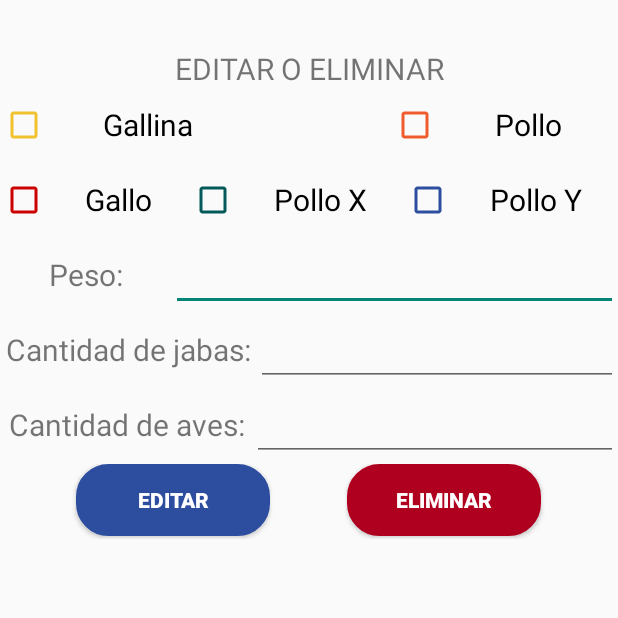
After one commit to CADOTEC/myk, an Android app: the detallepesadalista screen opened directly, with no data from a screen before it, on a phone screen of 412 x 824 dp, the top half of it. The commit adds this screen. Run offline under Robolectric (Android 15) with nearby library versions, the phone set to English and light mode, and no system bars; libraries missing offline, so code that uses them is left out: com.mysql.jdbc; 3 statements that could not run were skipped.

Commit message:
05/01/2022

```diff
--- a/app/src/main/AndroidManifest.xml
+++ b/app/src/main/AndroidManifest.xml
@@ -12,6 +12,9 @@
         android:supportsRtl="true"
         android:theme="@style/Theme.AppCompat.DayNight.NoActionBar">
         <activity
+            android:name=".detallepesadalista"
+            android:exported="false" />
+        <activity
             android:name=".agregarpedidoultimo"
             android:exported="false" />
         <activity
@@ -19,7 +22,8 @@
             android:exported="false" />
         <activity
             android:name=".ingresarpedidopro"
-            android:exported="false" />
+            android:exported="false"
+            android:windowSoftInputMode="adjustNothing" />
         <activity
             android:name=".mostrarproveedores"
             android:exported="false" />
--- /dev/null
+++ b/app/src/main/java/com/example/myk/detallepesadalista.java
@@ -0,0 +1,223 @@
+package com.example.myk;
+
+import androidx.appcompat.app.AppCompatActivity;
+
+import android.database.SQLException;
+import android.graphics.Color;
+import android.os.Bundle;
+import android.os.StrictMode;
+import android.util.Log;
+import android.view.View;
+import android.widget.Button;
+import android.widget.CheckBox;
+import android.widget.EditText;
+
+import com.mysql.jdbc.Connection;
+
+import java.sql.DriverManager;
+import java.sql.ResultSet;
+import java.sql.Statement;
+
+public class detallepesadalista extends AppCompatActivity {
+    String gURL = "jdbc:mysql://";
+    String gIP = "34.68.109.84";
+    String gPORT = "3306";
+    String gDATABASE = "myk";
+    String gUSR = "root";
+    String gPSW = "6jlkhQAUDD7v6MlJomFm";
+    private EditText peso;
+    private EditText naves;
+    private EditText njabas;
+    private Button eliminar;
+    private CheckBox gallina;
+    private CheckBox pollo;
+    private CheckBox gallo;
+    private CheckBox pollox;
+    private CheckBox polloy;
+    private Button actualizar;
+    @Override
+    protected void onCreate(Bundle savedInstanceState) {
+        super.onCreate(savedInstanceState);
+        setContentView(R.layout.activity_detallepesadalista);
+        String idd=getIntent().getExtras().getString("DATO");
+        peso=(EditText) findViewById(R.id.pesoetdepeli);
+        njabas=(EditText) findViewById(R.id.njabasetdepeli);
+        naves=(EditText) findViewById(R.id.navesetdepeli);
+
+        gallina=(CheckBox) findViewById(R.id.chgallinadepeli);
+        pollo=(CheckBox) findViewById(R.id.chpollodepeli);
+        pollox=(CheckBox) findViewById(R.id.chpolloxdepeli);
+        polloy=(CheckBox) findViewById(R.id.chpolloyydepeli);
+        gallo=(CheckBox) findViewById(R.id.chgallodepeli);
+        eliminar=(Button) findViewById(R.id.eliminarbtndepeli); actualizar=(Button) findViewById(R.id.actualizarbtndepeli);
+        llenarlistview(idd);
+
+        gallina.setOnClickListener(new View.OnClickListener() {
+            @Override
+            public void onClick(View v) {
+                pollo.setChecked(false);
+                pollox.setChecked(false);
+                polloy.setChecked(false);
+                gallo.setChecked(false);
+
+                peso.setLinkTextColor(Color.parseColor("#F2C12E"));
+                peso.setHighlightColor(Color.parseColor("#F2C12E"));
+                peso.setTextColor(Color.parseColor("#F2C12E"));
+                njabas.setTextColor(Color.parseColor("#F2C12E"));
+                naves.setTextColor(Color.parseColor("#F2C12E"));
+                if(pollo.isChecked()==false && pollox.isChecked()==false && polloy.isChecked()==false && gallo.isChecked()==false && gallina.isChecked()==false){
+                    peso.setTextColor(Color.parseColor("#5BE7F7"));
+                    njabas.setTextColor(Color.parseColor("#5BE7F7"));
+                    naves.setTextColor(Color.parseColor("#5BE7F7"));
+                }
+            }
+        });
+        gallo.setOnClickListener(new View.OnClickListener() {
+            @Override
+            public void onClick(View v) {
+                gallina.setChecked(false);
+                pollo.setChecked(false);
+                polloy.setChecked(false);
+                pollox.setChecked(false);
+
+                peso.setLinkTextColor(Color.parseColor("#FF0000"));
+                peso.setHighlightColor(Color.parseColor("#FF0000"));
+                peso.setTextColor(Color.parseColor("#FF0000"));
+                njabas.setTextColor(Color.parseColor("#FF0000"));
+                naves.setTextColor(Color.parseColor("#FF0000"));
+                if(pollo.isChecked()==false && pollox.isChecked()==false && polloy.isChecked()==false && gallo.isChecked()==false && gallina.isChecked()==false){
+                    peso.setTextColor(Color.parseColor("#5BE7F7"));
+                    njabas.setTextColor(Color.parseColor("#5BE7F7"));
+                    naves.setTextColor(Color.parseColor("#5BE7F7"));
+                }
+            }
+        });
+
+        pollo.setOnClickListener(new View.OnClickListener() {
+            @Override
+            public void onClick(View v) {
+                gallina.setChecked(false);
+                pollox.setChecked(false);
+                polloy.setChecked(false);
+                gallo.setChecked(false);
+
+                peso.setLinkTextColor(Color.parseColor("#EF5B2D"));
+                peso.setHighlightColor(Color.parseColor("#EF5B2D"));
+                peso.setTextColor(Color.parseColor("#EF5B2D"));
+                njabas.setTextColor(Color.parseColor("#EF5B2D"));
+                naves.setTextColor(Color.parseColor("#EF5B2D"));
+                if(pollo.isChecked()==false && pollox.isChecked()==false && polloy.isChecked()==false && gallo.isChecked()==false && gallina.isChecked()==false){
+                    peso.setTextColor(Color.parseColor("#5BE7F7"));
+                    njabas.setTextColor(Color.parseColor("#5BE7F7"));
+                    naves.setTextColor(Color.parseColor("#5BE7F7"));
+                }
+            }
+        });
+        pollox.setOnClickListener(new View.OnClickListener() {
+            @Override
+            public void onClick(View v) {
+                gallina.setChecked(false);
+                pollo.setChecked(false);
+                polloy.setChecked(false);
+                gallo.setChecked(false);
+
+                peso.setLinkTextColor(Color.parseColor("#025959"));
+                peso.setHighlightColor(Color.parseColor("#025959"));
+                peso.setTextColor(Color.parseColor("#025959"));
+                njabas.setTextColor(Color.parseColor("#025959"));
+                naves.setTextColor(Color.parseColor("#025959"));
+                if(pollo.isChecked()==false && pollox.isChecked()==false && polloy.isChecked()==false && gallo.isChecked()==false && gallina.isChecked()==false){
+                    peso.setTextColor(Color.parseColor("#5BE7F7"));
+                    njabas.setTextColor(Color.parseColor("#5BE7F7"));
+                    naves.setTextColor(Color.parseColor("#5BE7F7"));
+                }
+            }
+        });
+        polloy.setOnClickListener(new View.OnClickListener() {
+            @Override
+            public void onClick(View v) {
+                gallina.setChecked(false);
+                pollo.setChecked(false);
+                pollox.setChecked(false);
+                gallo.setChecked(false);
+
+                peso.setLinkTextColor(Color.parseColor("#2d4d9f"));
+                peso.setHighlightColor(Color.parseColor("#2d4d9f"));
+                peso.setTextColor(Color.parseColor("#2d4d9f"));
+                njabas.setTextColor(Color.parseColor("#2d4d9f"));
+                naves.setTextColor(Color.parseColor("#2d4d9f"));
+                if(pollo.isChecked()==false && pollox.isChecked()==false && polloy.isChecked()==false && gallo.isChecked()==false && gallina.isChecked()==false){
+                    peso.setTextColor(Color.parseColor("#5BE7F7"));
+                    njabas.setTextColor(Color.parseColor("#5BE7F7"));
+                    naves.setTextColor(Color.parseColor("#5BE7F7"));
+                }
+            }
+        });
+
+    }
+
+    //llenar datos
+    private void llenarlistview(String id){
+
+        try {
+            Connection ConnexionMySQL = CONN();
+            Statement st = ConnexionMySQL.createStatement();
+
+            ResultSet rs = st.executeQuery("Select * from detallepesada where id=+"+id);
+
+
+            while (rs.next()) {
+
+
+                      // rs.getString(3);
+                if(rs.getString(3).equals("GALLINA")){
+                    gallina.setChecked(true);
+                }
+                if(rs.getString(3).equals("POLLO")){
+                    pollo.setChecked(true);
+                }
+                if(rs.getString(3).equals("POLLO X")){
+                    pollox.setChecked(true);
+                }
+                if(rs.getString(3).equals("POLLO Y")){
+                    polloy.setChecked(true);
+                }
+                if(rs.getString(3).equals("GALLO")){
+                    gallo.setChecked(true);
+                }
+                peso.setText(""+rs.getString(4));
+                njabas.setText(""+rs.getString(5));
+                naves.setText(""+rs.getString(6));
+            }
+            rs.close();
+            ConnexionMySQL.close();
+
+        } catch (Exception e) {
+            e.printStackTrace();
+
+        }
+
+    }
+
+//obtener conexion
+    public Connection CONN()
+    {
+        final String class_jdbc = "com.mysql.jdbc.Driver";
+
+        StrictMode.ThreadPolicy policy = new StrictMode.ThreadPolicy.Builder()
+                .permitAll().build();
+        StrictMode.setThreadPolicy(policy);
+        Connection conn = null;
+        try {
+            Class.forName(class_jdbc);
+            conn = (Connection) DriverManager.getConnection(gURL + gIP + ":" + gPORT + "/" + gDATABASE, gUSR, gPSW);
+        } catch (SQLException se) {
+            Log.e("ERROR1", se.getMessage());
+        } catch (ClassNotFoundException e) {
+            Log.e("ERROR2", e.getMessage());
+        } catch (Exception e) {
+            Log.e("ERROR3", e.getMessage());
+        }
+        return conn;
+    }
+}
--- a/app/src/main/java/com/example/myk/ui/gallery/GalleryFragment.java
+++ b/app/src/main/java/com/example/myk/ui/gallery/GalleryFragment.java
@@ -28,7 +28,6 @@ public class GalleryFragment extends Fragment {
         ubicacionf.myVariable2="CLIENTES";
         binding = FragmentGalleryBinding.inflate(inflater, container, false);
         View root = binding.getRoot();
-
         final TextView textView = binding.textGallery;
         galleryViewModel.getText().observe(getViewLifecycleOwner(), new Observer<String>() {
             @Override
--- /dev/null
+++ b/app/src/main/res/layout/activity_detallepesadalista.xml
@@ -0,0 +1,229 @@
+<?xml version="1.0" encoding="utf-8"?>
+<androidx.constraintlayout.widget.ConstraintLayout xmlns:android="http://schemas.android.com/apk/res/android"
+    xmlns:app="http://schemas.android.com/apk/res-auto"
+    xmlns:tools="http://schemas.android.com/tools"
+    android:layout_width="match_parent"
+    android:layout_height="match_parent"
+    tools:context=".detallepesadalista">
+
+    <LinearLayout
+        android:layout_width="match_parent"
+        android:layout_height="match_parent"
+        android:layout_marginTop="32dp"
+        android:orientation="vertical"
+        app:layout_constraintBottom_toBottomOf="parent"
+        app:layout_constraintEnd_toEndOf="parent"
+        app:layout_constraintStart_toStartOf="parent"
+        app:layout_constraintTop_toTopOf="parent">
+
+        <TextView
+            android:id="@+id/textView20"
+            android:layout_width="match_parent"
+            android:layout_height="wrap_content"
+            android:gravity="center_horizontal"
+            android:text="EDITAR O ELIMINAR"
+            android:textSize="20sp" />
+
+        <LinearLayout
+            android:layout_width="match_parent"
+            android:layout_height="50dp"
+            android:orientation="horizontal">
+
+            <CheckBox
+                android:id="@+id/chgallinadepeli"
+                android:layout_width="wrap_content"
+                android:layout_height="wrap_content"
+                android:layout_weight="1"
+                android:buttonTint="@color/teal_200"
+                android:gravity="center"
+                android:minHeight="48dp"
+                android:text="Gallina"
+                android:textSize="20sp" />
+
+            <LinearLayout
+                android:layout_width="20dp"
+                android:layout_height="match_parent"
+                android:layout_weight="1"
+                android:orientation="horizontal"></LinearLayout>
+
+            <CheckBox
+                android:id="@+id/chpollodepeli"
+                android:layout_width="wrap_content"
+                android:layout_height="wrap_content"
+                android:layout_weight="1"
+                android:buttonTint="@color/teal_700"
+                android:gravity="center"
+                android:minHeight="48dp"
+                android:text="Pollo"
+                android:textSize="20sp" />
+
+        </LinearLayout>
+
+        <LinearLayout
+            android:layout_width="match_parent"
+            android:layout_height="50dp"
+            android:orientation="horizontal">
+
+            <CheckBox
+                android:id="@+id/chgallodepeli"
+                android:layout_width="wrap_content"
+                android:layout_height="wrap_content"
+                android:layout_weight="1"
+                android:buttonTint="@android:color/holo_red_dark"
+                android:gravity="center"
+                android:minHeight="48dp"
+                android:text="Gallo"
+                android:textColorHighlight="@android:color/holo_red_dark"
+                android:textSize="20sp" />
+
+            <CheckBox
+                android:id="@+id/chpolloxdepeli"
+                android:layout_width="wrap_content"
+                android:layout_height="wrap_content"
+                android:layout_weight="1"
+                android:buttonTint="@color/purple_200"
+                android:gravity="center"
+                android:minHeight="48dp"
+                android:text="Pollo X"
+                android:textSize="20sp" />
+
+            <CheckBox
+                android:id="@+id/chpolloyydepeli"
+                android:layout_width="wrap_content"
+                android:layout_height="wrap_content"
+                android:layout_weight="1"
+                android:buttonTint="@color/ic_launcher_background"
+                android:gravity="center"
+                android:minHeight="48dp"
+                android:text="Pollo Y"
+                android:textSize="20sp" />
+        </LinearLayout>
+
+        <LinearLayout
+            android:layout_width="match_parent"
+            android:layout_height="50dp"
+            android:orientation="horizontal">
+
+            <TextView
+                android:id="@+id/textView22"
+                android:layout_width="wrap_content"
+                android:layout_height="wrap_content"
+                android:layout_weight="1"
+                android:gravity="center"
+                android:text="Peso:"
+                android:textSize="20sp" />
+
+            <EditText
+                android:id="@+id/pesoetdepeli"
+                android:layout_width="wrap_content"
+                android:layout_height="wrap_content"
+                android:layout_weight="1"
+                android:ems="10"
+                android:gravity="center"
+                android:inputType="numberDecimal"
+                android:minHeight="48dp"
+                android:textSize="20sp"
+                tools:ignore="SpeakableTextPresentCheck" />
+        </LinearLayout>
+
+        <LinearLayout
+            android:layout_width="match_parent"
+            android:layout_height="50dp"
+            android:orientation="horizontal">
+
+            <TextView
+                android:id="@+id/textView30"
+                android:layout_width="wrap_content"
+                android:layout_height="wrap_content"
+                android:layout_weight="1"
+                android:gravity="center"
+                android:text="Cantidad de jabas:"
+                android:textSize="20sp" />
+
+            <EditText
+                android:id="@+id/njabasetdepeli"
+                android:layout_width="wrap_content"
+                android:layout_height="wrap_content"
+                android:layout_weight="1"
+                android:ems="10"
+                android:gravity="center"
+                android:inputType="numberDecimal"
+                android:minHeight="48dp"
+                android:textSize="20sp"
+                tools:ignore="SpeakableTextPresentCheck" />
+        </LinearLayout>
+
+        <LinearLayout
+            android:layout_width="match_parent"
+            android:layout_height="50dp"
+            android:orientation="horizontal">
+
+            <TextView
+                android:id="@+id/textView32"
+                android:layout_width="wrap_content"
+                android:layout_height="wrap_content"
+                android:layout_weight="1"
+                android:gravity="center"
+                android:text="Cantidad de aves:"
+                android:textSize="20sp" />
+
+            <EditText
+                android:id="@+id/navesetdepeli"
+                android:layout_width="wrap_content"
+                android:layout_height="wrap_content"
+                android:layout_weight="1"
+                android:ems="10"
+                android:gravity="center"
+                android:inputType="numberDecimal"
+                android:minHeight="48dp"
+                android:textSize="20sp"
+                tools:ignore="SpeakableTextPresentCheck" />
+        </LinearLayout>
+
+        <LinearLayout
+            android:layout_width="match_parent"
+            android:layout_height="50dp"
+            android:orientation="horizontal">
+
+            <LinearLayout
+                android:layout_width="10dp"
+                android:layout_height="match_parent"
+                android:layout_weight="1"
+                android:orientation="horizontal"></LinearLayout>
+
+            <Button
+                android:id="@+id/actualizarbtndepeli"
+                android:layout_width="wrap_content"
+                android:layout_height="wrap_content"
+                android:layout_weight="1"
+                android:background="@drawable/circulo"
+                android:backgroundTint="@color/ic_launcher_background"
+                android:text="EDITAR"
+                android:textColor="@color/white"
+                android:textStyle="bold" />
+
+            <LinearLayout
+                android:layout_width="10dp"
+                android:layout_height="match_parent"
+                android:layout_weight="1"
+                android:orientation="horizontal"></LinearLayout>
+
+            <Button
+                android:id="@+id/eliminarbtndepeli"
+                android:layout_width="wrap_content"
+                android:layout_height="wrap_content"
+                android:layout_weight="1"
+                android:background="@drawable/circulo"
+                android:backgroundTint="@color/design_default_color_error"
+                android:text="ELIMINAR"
+                android:textColor="@color/white"
+                android:textStyle="bold" />
+
+            <LinearLayout
+                android:layout_width="10dp"
+                android:layout_height="match_parent"
+                android:layout_weight="1"
+                android:orientation="horizontal"></LinearLayout>
+        </LinearLayout>
+    </LinearLayout>
+</androidx.constraintlayout.widget.ConstraintLayout>
```
Also changed, not shown: app/src/main/java/com/example/myk/MainActivity.java (+1 -23 lines), app/src/main/java/com/example/myk/ingresarpedidopro.java (+30 -1 lines), app/src/main/res/layout-sw600dp/viewpesadas.xml (added, +111 -0 lines), app/src/main/res/layout/activity_ingresarpedidopro.xml (+32 -42 lines), app/src/main/res/layout/viewpesadas.xml (+13 -13 lines).
